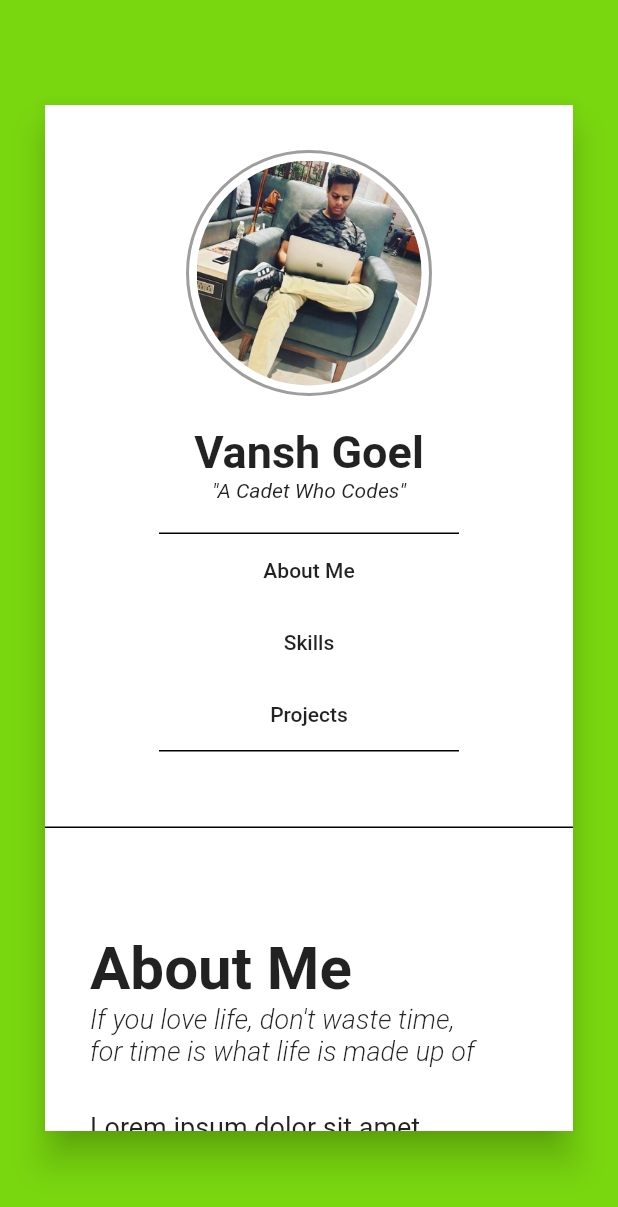
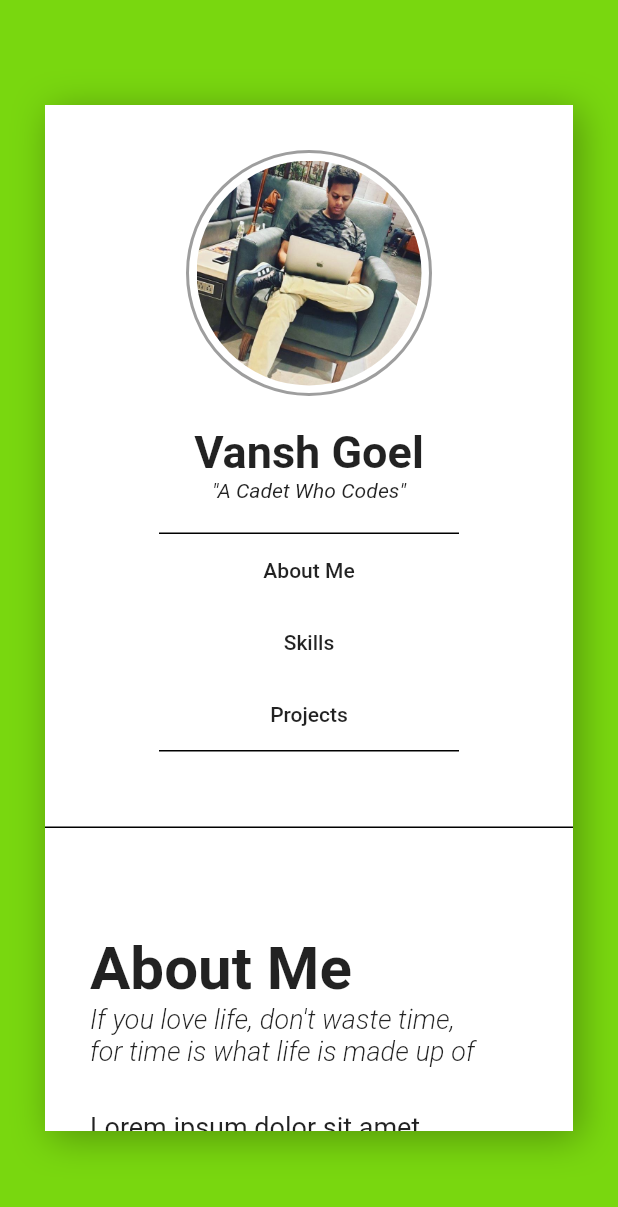
Before and after one commit to vanshg395/portfolio-temp, a Flutter app: the screen it shows after launch, on a phone screen of 412 x 824 dp. Shown: the top 1207 px of the screen. Run offline on Flutter 3.47's test engine with Material 2 defaults, Android fonts, the phone set to English and light mode, and no system bars; our stand-ins replace responsive_builder.

Commit message:
changed shadow method

```diff
--- a/lib/views/home_view.dart
+++ b/lib/views/home_view.dart
@@ -19,11 +19,15 @@ class _HomeViewState extends State<HomeView> {
     return Scaffold(
       backgroundColor: Color(0xFF79d70f),
       body: CenteredView(
-        child: Material(
-          color: Colors.transparent,
-          elevation: 10,
         child: Container(
-            color: Colors.white,
+          decoration: BoxDecoration(color: Colors.white, boxShadow: [
+            BoxShadow(
+              color: Colors.black.withOpacity(0.3),
+              offset: Offset(4, 4),
+              spreadRadius: 1,
+              blurRadius: 20,
+            )
+          ]),
           child: ScreenTypeLayout(
             tablet: Row(
               children: [
@@ -136,8 +140,7 @@ class _HomeViewState extends State<HomeView> {
                             padding: EdgeInsets.all(5),
                             decoration: BoxDecoration(
                               shape: BoxShape.circle,
-                                border:
-                                    Border.all(color: Colors.grey, width: 2),
+                              border: Border.all(color: Colors.grey, width: 2),
                             ),
                             child: ClipOval(
                               child: Image.asset(
@@ -223,7 +226,6 @@ class _HomeViewState extends State<HomeView> {
           ),
         ),
       ),
-      ),
     );
   }
 }
```
Lines whose indentation alone changed are shown as unchanged.
